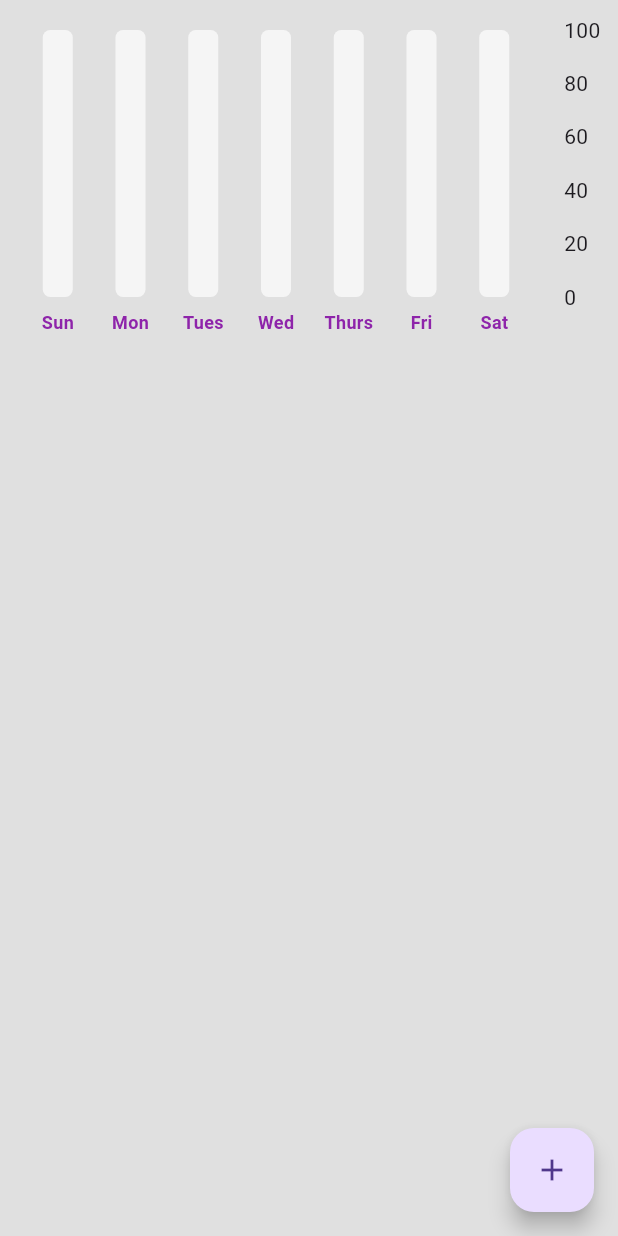
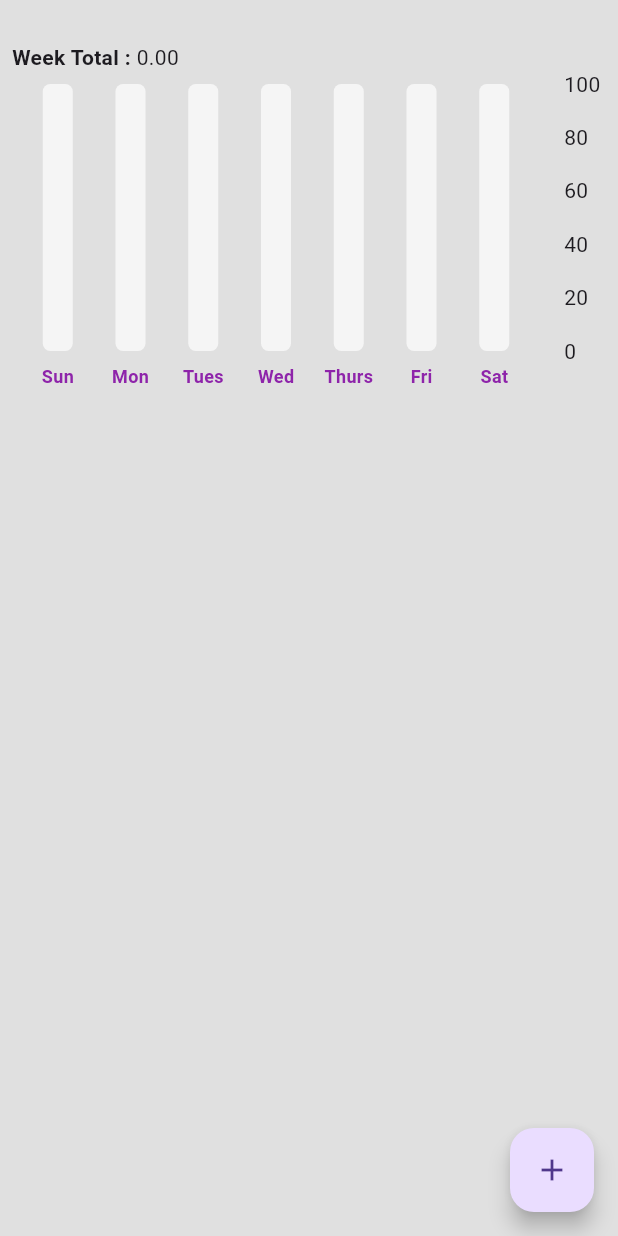
Before and after one commit to samrocks03/Expense-Tracker, a Flutter app: the screen it shows after launch, on a phone screen of 412 x 824 dp. Run offline on Flutter 3.47's test engine with Material 3 defaults, Android fonts, the phone set to English and light mode, and no system bars; drawn by our look-alikes of fl_chart; our stand-ins replace google_fonts, hive, hive_flutter; accounts and stored records are empty; Roboto replaces fonts that are missing (Abel); statements that could not run were skipped.

Commit message:
feat: Enhance expense summary with weekly total
Enhanced the 'ExpenseSummaryWidget' by adding a weekly total display along with the daily bar graph.

The 'calculateWeekTotal' method calculates the total expenses for the week, and the 'maxCalculator' method determines the maximum value for the bar graph, providing a better visual representation.

```diff
--- a/expensetracker/lib/bar_graph/bar_graph.dart
+++ b/expensetracker/lib/bar_graph/bar_graph.dart
@@ -63,6 +63,8 @@ class MyBarGraph extends StatelessWidget {
               getTitlesWidget: getBottomTitles
             )
           ),
+
+
         ),
         barGroups: myBarData.barData
         .map((data) =>
--- a/expensetracker/lib/components/expense_summary.dart
+++ b/expensetracker/lib/components/expense_summary.dart
@@ -1,4 +1,5 @@
-// ignore_for_file: prefer_const_constructors
+// ignore_for_file: prefer_const_constructors, prefer_const_literals_to_create_immutables
+
 
 import 'package:expensetracker/bar_graph/bar_graph.dart';
 import 'package:expensetracker/data/expense_data.dart';
@@ -10,6 +11,51 @@ class ExpenseSummaryWidget extends StatelessWidget {
   final DateTime startOfWeek;
 
   const ExpenseSummaryWidget({super.key, required this.startOfWeek});
+
+
+  double maxCalculator(ExpenseData value,String sun,String mon,String tues,String wed,String thrus,String fri,String sat){
+    double? max = 100;
+    List<double> values = [
+      value.calculateDailyExpenseSummary()[sun] ?? 0,
+      value.calculateDailyExpenseSummary()[mon] ?? 0,
+      value.calculateDailyExpenseSummary()[tues] ?? 0,
+      value.calculateDailyExpenseSummary()[wed] ?? 0,
+      value.calculateDailyExpenseSummary()[thrus] ?? 0,
+      value.calculateDailyExpenseSummary()[fri] ?? 0,
+      value.calculateDailyExpenseSummary()[sat] ?? 0,
+    ];
+
+    values.sort();
+
+    // get the largest value
+    max = (values.last * 2.0).toInt() * 1.0; //1.2 = 1 + 0.2 ==> capping 20% more on the bar
+    return max == 0 ? 100 : max;
+  }
+
+
+  // Expense calculator for a week
+  String calculateWeekTotal(ExpenseData value,String sun,String mon,String tues,String wed,String thrus,String fri,String sat){
+
+    List<double> values = [
+      value.calculateDailyExpenseSummary()[sun] ?? 0,
+      value.calculateDailyExpenseSummary()[mon] ?? 0,
+      value.calculateDailyExpenseSummary()[tues] ?? 0,
+      value.calculateDailyExpenseSummary()[wed] ?? 0,
+      value.calculateDailyExpenseSummary()[thrus] ?? 0,
+      value.calculateDailyExpenseSummary()[fri] ?? 0,
+      value.calculateDailyExpenseSummary()[sat] ?? 0,
+    ];
+
+    double total = 0;
+    for(int i =0 ;i<values.length;i++){
+      total += values[i];
+    }
+
+    return total.toStringAsFixed(2);
+  }
+
+
+
 
   @override
   Widget build(BuildContext context) {
@@ -25,10 +71,25 @@ class ExpenseSummaryWidget extends StatelessWidget {
 
 
     return Consumer<ExpenseData>(
-      builder: (context, value, child) => SizedBox(
+      builder: (context, value, child) => Column(
+        children: [
+          Padding(
+            padding: const EdgeInsets.all(8.0),
+            child: Row(
+              children: [
+                Text("Week Total : ",
+                  style: TextStyle(fontWeight: FontWeight.bold)),
+
+                Text(calculateWeekTotal(value, sunday, monday, tuesday, wednesday, thursday, friday, saturday))
+
+              ],
+            ),
+          ),
+
+          SizedBox(
               height: 200,
               child: MyBarGraph(
-              maxY: 100,
+                  maxY: maxCalculator(value, sunday, monday, tuesday, wednesday, thursday, friday, saturday),
                   sundayAmount: value.calculateDailyExpenseSummary()[sunday] ?? 0,
                   mondayAmount: value.calculateDailyExpenseSummary()[monday] ?? 0,
                   tuesdayAmount: value.calculateDailyExpenseSummary()[tuesday] ?? 0,
@@ -37,6 +98,8 @@ class ExpenseSummaryWidget extends StatelessWidget {
                   fridayAmount: value.calculateDailyExpenseSummary()[friday] ?? 0,
                   saturdayAmount: value.calculateDailyExpenseSummary()[saturday] ?? 0
                   ),
+            ),
+        ],
       )
     );
   }
```
Lines whose indentation alone changed are shown as unchanged.
